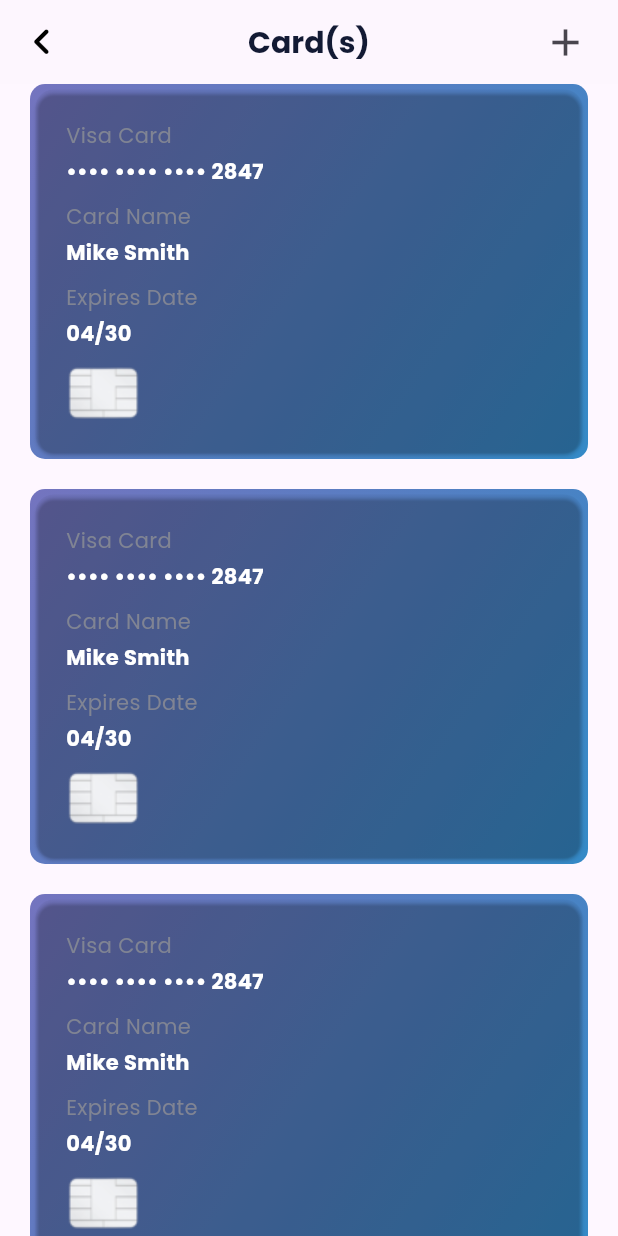
After one commit to SauravAcharya23/Car-Rental-Mobile-App, a Flutter app: the CardsPage screen opened by its route, on a phone screen of 412 x 824 dp. The commit adds this screen. Run offline on Flutter 3.47's test engine with Material 3 defaults, Android fonts, the phone set to English and light mode, and no system bars; our stand-ins replace flutter_xlider, gap, google_fonts; missing offline and left inert: flutter_3d_controller.

Commit message:
Debit/Credit card UI

```diff
--- a/lib/presentation/view/components/profile_components/documents_card.dart
+++ b/lib/presentation/view/components/profile_components/documents_card.dart
@@ -1,4 +1,5 @@
 import 'package:car_rental_app/core/ui/colors.dart';
+import 'package:car_rental_app/routes/routes.dart';
 import 'package:flutter/material.dart';
 import 'package:gap/gap.dart';
 import 'package:google_fonts/google_fonts.dart';
@@ -13,10 +14,10 @@ class DocumentsCard extends StatefulWidget {
 class _DocumentsCardState extends State<DocumentsCard> {
 
   List<Map<String, String>> documents = [
-    {"name": "License", "image": "lib/images/id1.png"},
-    {"name": "Passport", "image": "lib/images/id2.png"},
-    {"name": "Contract", "image": "lib/images/id3.png"},
-    {"name": "Cards", "image": "lib/images/cards.png"},
+    {"name": "License", "image": "lib/images/id1.png", "link":''},
+    {"name": "Passport", "image": "lib/images/id2.png", "link":''},
+    {"name": "Contract", "image": "lib/images/id3.png", "link":''},
+    {"name": "Cards", "image": "lib/images/cards.png", "link":Routes.cards},
   ];
 
 
@@ -34,6 +35,8 @@ class _DocumentsCardState extends State<DocumentsCard> {
               itemBuilder: (context, index) {
                 return Padding(
                   padding: const EdgeInsets.only(right: 15),
+                  child: GestureDetector(
+                    onTap: () => Navigator.pushNamed(context, documents[index]['link']!),
                     child: Container(
                       width: MediaQuery.of(context).size.width * 0.25, // 25% of screen width 100,
                       padding: const EdgeInsets.all(10),
@@ -58,6 +61,7 @@ class _DocumentsCardState extends State<DocumentsCard> {
                         ],
                       ),
                     ),
+                  ),
                 );
               },
             ),
--- /dev/null
+++ b/lib/presentation/view/pages/Person_Details_Page/Cards_page/cards.dart
@@ -0,0 +1,105 @@
+import 'package:car_rental_app/core/ui/colors.dart';
+import 'package:flutter/material.dart';
+import 'package:gap/gap.dart';
+import 'package:google_fonts/google_fonts.dart';
+
+class CardsPage extends StatefulWidget {
+  const CardsPage({super.key});
+
+  @override
+  State<CardsPage> createState() => _CardsPageState();
+}
+
+class _CardsPageState extends State<CardsPage> {
+  @override
+  Widget build(BuildContext context) {
+    return Scaffold(
+      appBar: AppBar(
+        title: Text(
+          "Card(s)",
+          style: GoogleFonts.poppins(fontWeight: FontWeight.bold, fontSize: 20.0, color: colorBlack),
+        ),
+        centerTitle: true,
+        elevation: 0,
+        // backgroundColor: colorVeryLightGrey.withOpacity(.02),
+        backgroundColor: colorVeryLightGrey.withAlpha((0.02 * 255).toInt()),
+        leading:  IconButton(
+          icon: const Icon(Icons.keyboard_arrow_left_rounded, size: 35, color: Colors.black,), // Custom back button icon
+          onPressed: () {
+            Navigator.pop(context);
+          },
+        ),
+        actions: [
+          Icon(Icons.add, size: 30,),
+          const Gap(20),
+        ],
+      ),
+
+      body: ListView.builder(
+        itemCount: 8,
+        shrinkWrap: true,
+        primary: false,
+        physics: const BouncingScrollPhysics(),
+        padding: const EdgeInsets.symmetric(horizontal: 20, ), //vertical: 60,,
+        itemBuilder: (context, index) {
+          return Padding(
+            padding: const EdgeInsets.only(bottom: 20.0), // Adjust spacing as needed,
+            child: Container(
+              decoration: BoxDecoration(
+                gradient: const LinearGradient(
+                  colors: [colorPurple, colorBlue],// Adjust colors as needed
+                  begin: Alignment.topLeft,
+                  end: Alignment.bottomRight
+                ),
+                borderRadius: BorderRadius.circular(10.0),
+              ),
+              child: Card(
+                color: Colors.transparent, // Make card transparent
+                clipBehavior: Clip.hardEdge,
+                child: Padding(
+                  padding: const EdgeInsets.symmetric(horizontal: 20.0, vertical: 20.0),
+                  child: Column(
+                    crossAxisAlignment: CrossAxisAlignment.start,
+                    children: [
+                      Text(
+                        "Visa Card",
+                        style: GoogleFonts.poppins(fontSize: 14.0, color: colorLightGrey,),
+                      ),
+                      const Gap(4),
+                      Text(
+                        "•••• •••• •••• 2847",
+                        style: GoogleFonts.poppins(fontSize: 14.0,fontWeight: FontWeight.bold, color: colorWhite),
+                      ),
+                      const Gap(10),
+                      Text(
+                        "Card Name",
+                        style: GoogleFonts.poppins(fontSize: 14.0, color: colorLightGrey,),
+                      ),
+                      const Gap(4),
+                      Text(
+                        "Mike Smith",
+                        style: GoogleFonts.poppins(fontSize: 14.0,fontWeight: FontWeight.bold, color: colorWhite),
+                      ),
+                      const Gap(10),
+                      Text(
+                        "Expires Date",
+                        style: GoogleFonts.poppins(fontSize: 14.0, color: colorLightGrey,),
+                      ),
+                      const Gap(4),
+                      Text(
+                        "04/30",
+                        style: GoogleFonts.poppins(fontSize: 14.0,fontWeight: FontWeight.bold, color: colorWhite),
+                      ),
+                      const Gap(10),
+                      Image.asset("lib/images/chip.png",)
+                    ],
+                  ),
+                ),
+              ),
+            ),
+          );
+        },
+      ),
+    );
+  }
+}
--- a/lib/routes/app_routes.dart
+++ b/lib/routes/app_routes.dart
@@ -4,6 +4,7 @@ import 'package:car_rental_app/presentation/view/pages/Filter_Page/filter.dart';
 import 'package:car_rental_app/presentation/view/pages/Forgot_Password_Page/forgot_password.dart';
 import 'package:car_rental_app/presentation/view/pages/Home_page/home_page.dart';
 import 'package:car_rental_app/presentation/view/pages/Login_Page/login.dart';
+import 'package:car_rental_app/presentation/view/pages/Person_Details_Page/Cards_page/cards.dart';
 import 'package:car_rental_app/presentation/view/pages/Signup_Page/signup.dart';
 import 'package:car_rental_app/routes/routes.dart';
 
@@ -16,5 +17,6 @@ class AppRoutes {
     Routes.bottomnavbar: (context) => const BottomNavBar(),
     Routes.filter: (context) => const FilterPage(),
     Routes.carDetails: (context) => const CarDetailsPage(),
+    Routes.cards: (context) => const CardsPage(),
   };
 }
--- a/lib/routes/routes.dart
+++ b/lib/routes/routes.dart
@@ -8,4 +8,5 @@ class Routes {
   static const String bottomnavbar = 'bottomnavbar';
   static const String filter = 'filter';
   static const String carDetails = 'carDetails';
+  static const String cards = 'cards';
 }
```
Also changed, not shown: lib/images/chip.png (added). Lines whose indentation alone changed are shown as unchanged.
